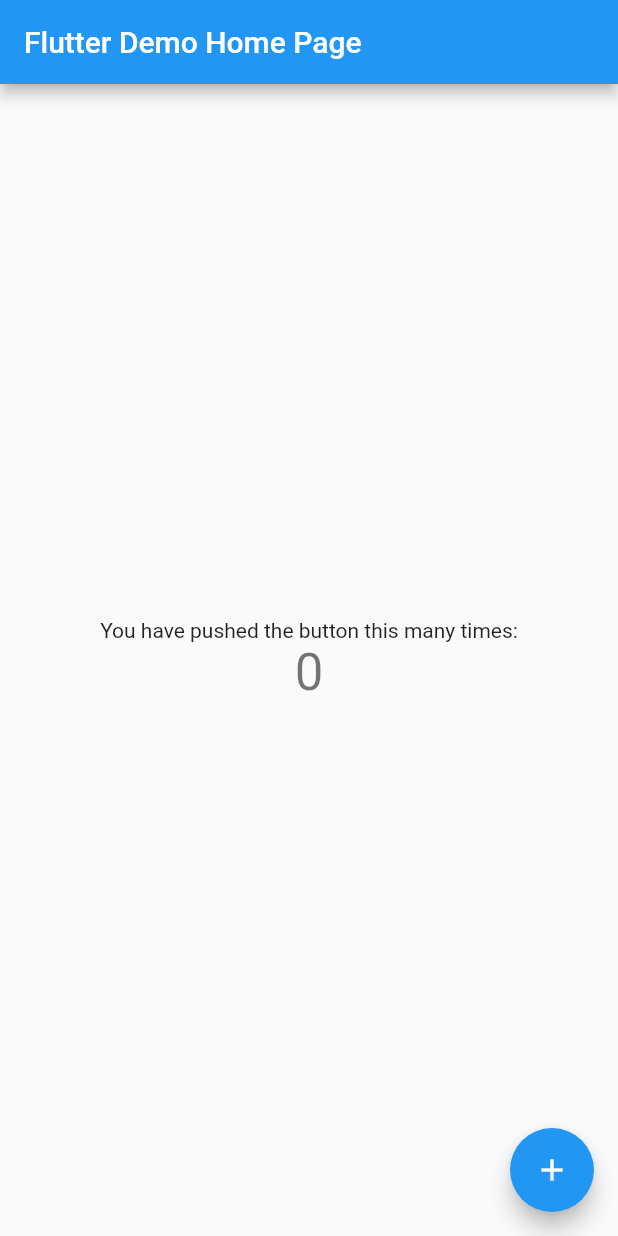
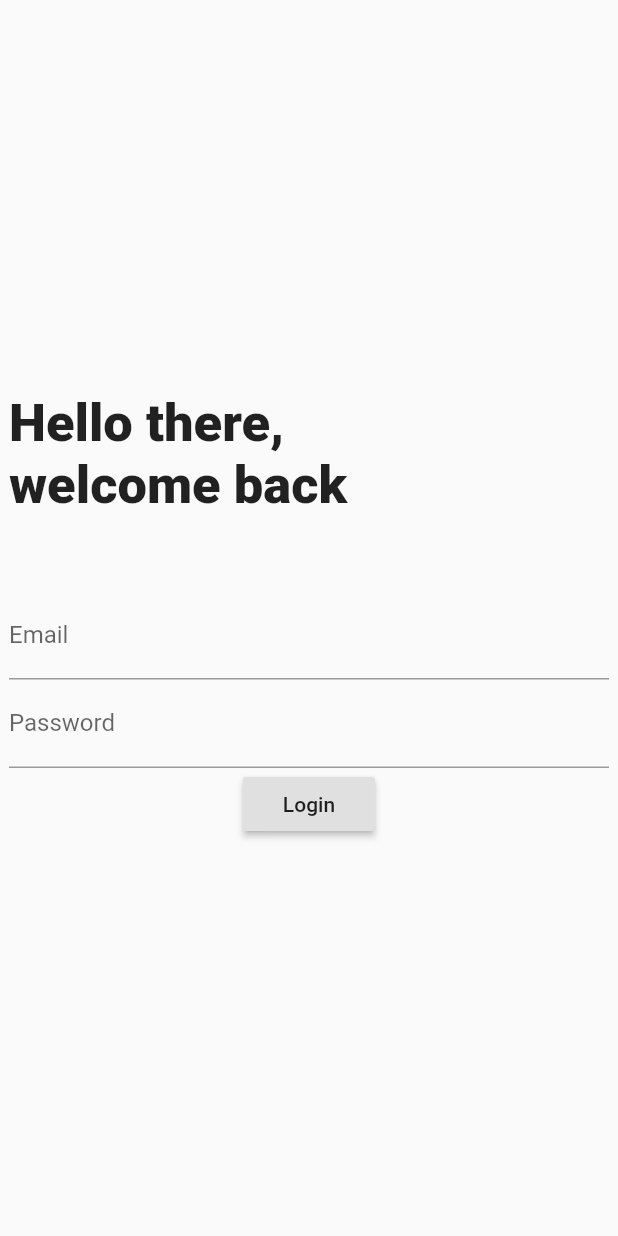
Before and after one commit to Karlsdevil9/E_Smart, a Flutter app: the screen it shows after launch, on a phone screen of 412 x 824 dp. Run offline on Flutter 3.47's test engine with Material 2 defaults, Android fonts, the phone set to English and light mode, and no system bars.

Commit message:
LoginScreen

```diff
--- /dev/null
+++ b/lib/LoginScreen.dart
@@ -0,0 +1,40 @@
+import 'package:flutter/material.dart';
+
+class LoginScreen extends StatelessWidget {
+  @override
+  Widget build(BuildContext context) {
+    return Scaffold(
+      body: Center(
+        child: Container(
+          width: 400,
+          height: 300,
+          child: Column(
+            children: [
+              Align(
+                child: Text(
+                  "Hello there,\nwelcome back",
+                  textAlign: TextAlign.left,
+                  style: TextStyle(fontSize: 35, fontWeight: FontWeight.w900),
+                ),
+                alignment: Alignment.topLeft,
+              ),
+              SizedBox(
+                height: 50,
+              ),
+              TextField(
+                decoration: InputDecoration(labelText: 'Email'),
+              ),
+              TextField(
+                decoration: InputDecoration(labelText: 'Password'),
+              ),
+              RaisedButton(
+                onPressed: () {},
+                child: Text("Login"),
+              )
+            ],
+          ),
+        ),
+      ),
+    );
+  }
+}
--- a/lib/main.dart
+++ b/lib/main.dart
@@ -1,117 +1,16 @@
 import 'package:flutter/material.dart';
+import './LoginScreen.dart';
 
 void main() {
   runApp(MyApp());
 }
 
 class MyApp extends StatelessWidget {
-  // This widget is the root of your application.
   @override
   Widget build(BuildContext context) {
     return MaterialApp(
-      title: 'Flutter Demo',
-      theme: ThemeData(
-        // This is the theme of your application.
-        //
-        // Try running your application with "flutter run". You'll see the
-        // application has a blue toolbar. Then, without quitting the app, try
-        // changing the primarySwatch below to Colors.green and then invoke
-        // "hot reload" (press "r" in the console where you ran "flutter run",
-        // or simply save your changes to "hot reload" in a Flutter IDE).
-        // Notice that the counter didn't reset back to zero; the application
-        // is not restarted.
-        primarySwatch: Colors.blue,
-        // This makes the visual density adapt to the platform that you run
-        // the app on. For desktop platforms, the controls will be smaller and
-        // closer together (more dense) than on mobile platforms.
-        visualDensity: VisualDensity.adaptivePlatformDensity,
-      ),
-      home: MyHomePage(title: 'Flutter Demo Home Page'),
+      title: 'Esmart',
+      home: LoginScreen(),
     );
   }
 }
-
-class MyHomePage extends StatefulWidget {
-  MyHomePage({Key key, this.title}) : super(key: key);
-
-  // This widget is the home page of your application. It is stateful, meaning
-  // that it has a State object (defined below) that contains fields that affect
-  // how it looks.
-
-  // This class is the configuration for the state. It holds the values (in this
-  // case the title) provided by the parent (in this case the App widget) and
-  // used by the build method of the State. Fields in a Widget subclass are
-  // always marked "final".
-
-  final String title;
-
-  @override
-  _MyHomePageState createState() => _MyHomePageState();
-}
-
-class _MyHomePageState extends State<MyHomePage> {
-  int _counter = 0;
-
-  void _incrementCounter() {
-    setState(() {
-      // This call to setState tells the Flutter framework that something has
-      // changed in this State, which causes it to rerun the build method below
-      // so that the display can reflect the updated values. If we changed
-      // _counter without calling setState(), then the build method would not be
-      // called again, and so nothing would appear to happen.
-      _counter++;
-    });
-  }
-
-  @override
-  Widget build(BuildContext context) {
-    // This method is rerun every time setState is called, for instance as done
-    // by the _incrementCounter method above.
-    //
-    // The Flutter framework has been optimized to make rerunning build methods
-    // fast, so that you can just rebuild anything that needs updating rather
-    // than having to individually change instances of widgets.
-    return Scaffold(
-      appBar: AppBar(
-        // Here we take the value from the MyHomePage object that was created by
-        // the App.build method, and use it to set our appbar title.
-        title: Text(widget.title),
-      ),
-      body: Center(
-        // Center is a layout widget. It takes a single child and positions it
-        // in the middle of the parent.
-        child: Column(
-          // Column is also a layout widget. It takes a list of children and
-          // arranges them vertically. By default, it sizes itself to fit its
-          // children horizontally, and tries to be as tall as its parent.
-          //
-          // Invoke "debug painting" (press "p" in the console, choose the
-          // "Toggle Debug Paint" action from the Flutter Inspector in Android
-          // Studio, or the "Toggle Debug Paint" command in Visual Studio Code)
-          // to see the wireframe for each widget.
-          //
-          // Column has various properties to control how it sizes itself and
-          // how it positions its children. Here we use mainAxisAlignment to
-          // center the children vertically; the main axis here is the vertical
-          // axis because Columns are vertical (the cross axis would be
-          // horizontal).
-          mainAxisAlignment: MainAxisAlignment.center,
-          children: <Widget>[
-            Text(
-              'You have pushed the button this many times:',
-            ),
-            Text(
-              '$_counter',
-              style: Theme.of(context).textTheme.headline4,
-            ),
-          ],
-        ),
-      ),
-      floatingActionButton: FloatingActionButton(
-        onPressed: _incrementCounter,
-        tooltip: 'Increment',
-        child: Icon(Icons.add),
-      ), // This trailing comma makes auto-formatting nicer for build methods.
-    );
-  }
-}
```
